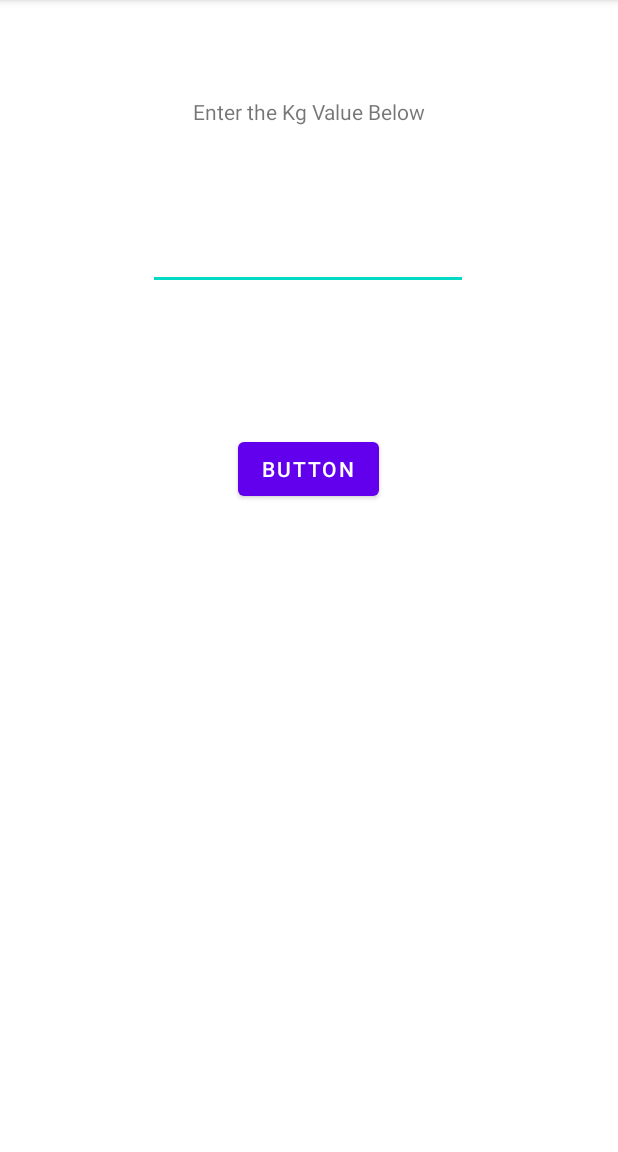
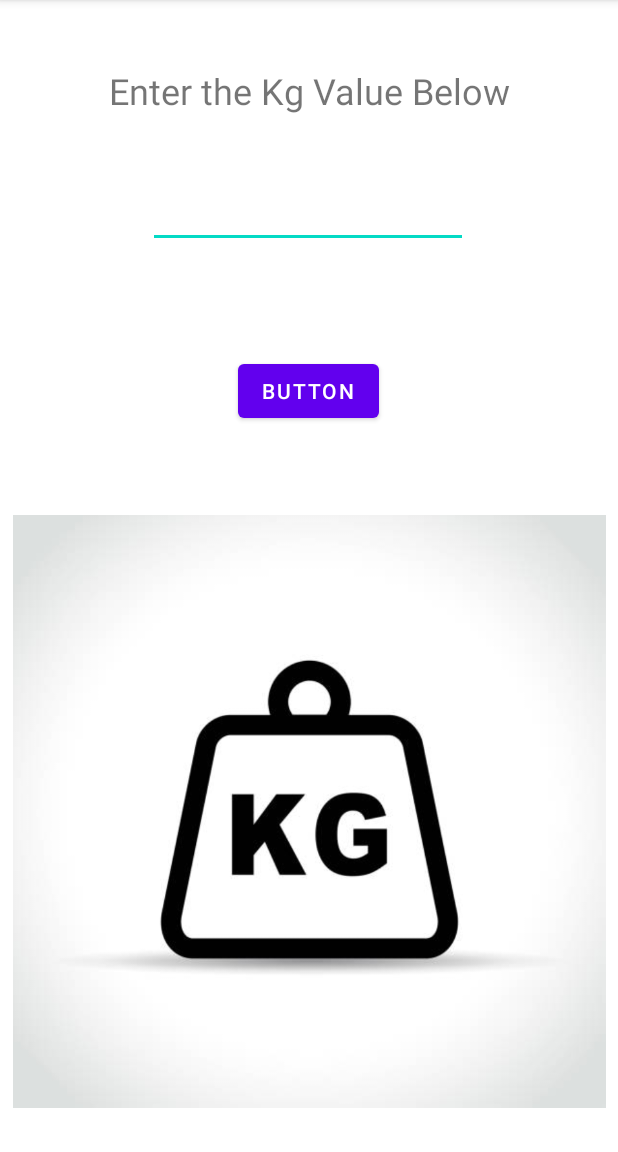
Before and after one commit to devrajmudgal211b109/UnitConvertor, an Android app: the screen it shows after launch (MainActivity), on a phone screen of 412 x 824 dp, the part 84-1236 px from its top. Run offline under Robolectric (Android 15) with nearby library versions, the phone set to English and light mode, and no system bars.

Commit message:
Image Added

```diff
--- a/app/src/main/res/layout/activity_main.xml
+++ b/app/src/main/res/layout/activity_main.xml
@@ -10,7 +10,7 @@
         android:id="@+id/editText"
         android:layout_width="wrap_content"
         android:layout_height="wrap_content"
-        android:layout_marginTop="148dp"
+        android:layout_marginTop="120dp"
         android:ems="10"
         android:inputType="number"
         app:layout_constraintEnd_toEndOf="parent"
@@ -32,7 +32,7 @@
         android:id="@+id/button"
         android:layout_width="wrap_content"
         android:layout_height="wrap_content"
-        android:layout_marginTop="32dp"
+        android:layout_marginTop="8dp"
         android:text="Button"
         app:layout_constraintEnd_toEndOf="parent"
         app:layout_constraintHorizontal_bias="0.498"
@@ -44,8 +44,20 @@
         android:layout_width="wrap_content"
         android:layout_height="wrap_content"
         android:text="Enter the Kg Value Below"
+        android:textSize="24sp"
         app:layout_constraintBottom_toTopOf="@+id/editText"
         app:layout_constraintEnd_toEndOf="parent"
         app:layout_constraintStart_toStartOf="parent"
         app:layout_constraintTop_toTopOf="parent" />
+
+    <ImageView
+        android:id="@+id/imageView"
+        android:layout_width="395dp"
+        android:layout_height="429dp"
+        app:layout_constraintBottom_toBottomOf="parent"
+        app:layout_constraintEnd_toEndOf="parent"
+        app:layout_constraintStart_toStartOf="parent"
+        app:layout_constraintTop_toBottomOf="@+id/button"
+        app:layout_constraintVertical_bias="0.764"
+        app:srcCompat="@drawable/kgimage" />
 </androidx.constraintlayout.widget.ConstraintLayout>
```
Also changed, not shown: app/src/main/res/drawable-v24/kgimage.jpg (added).
